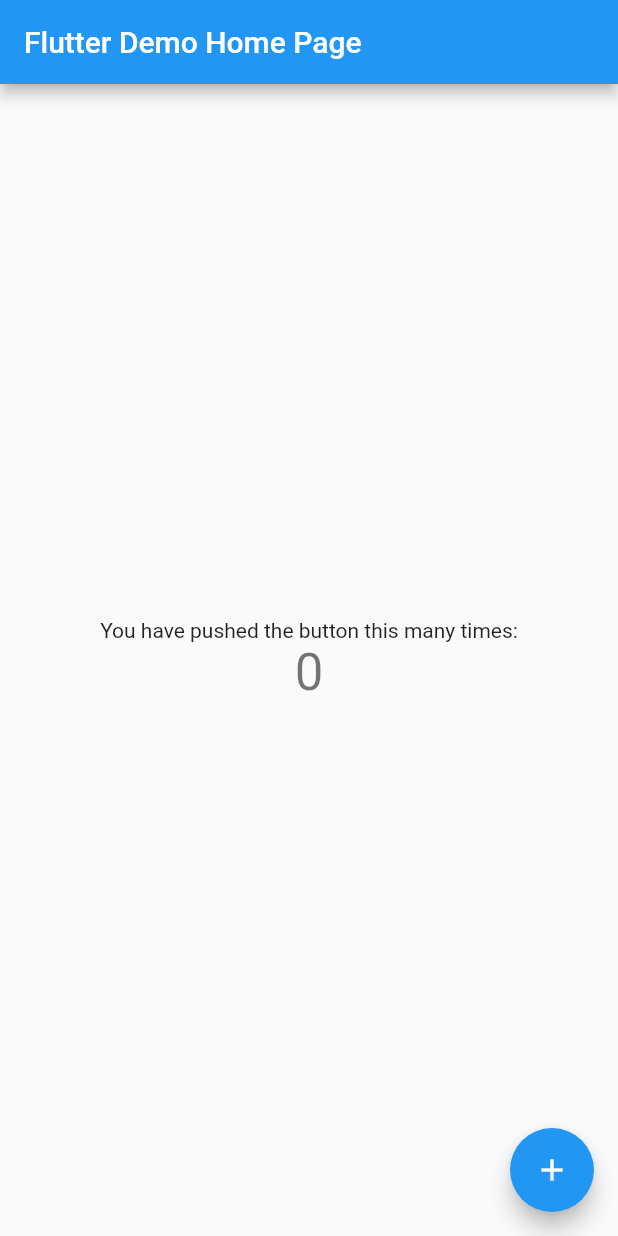
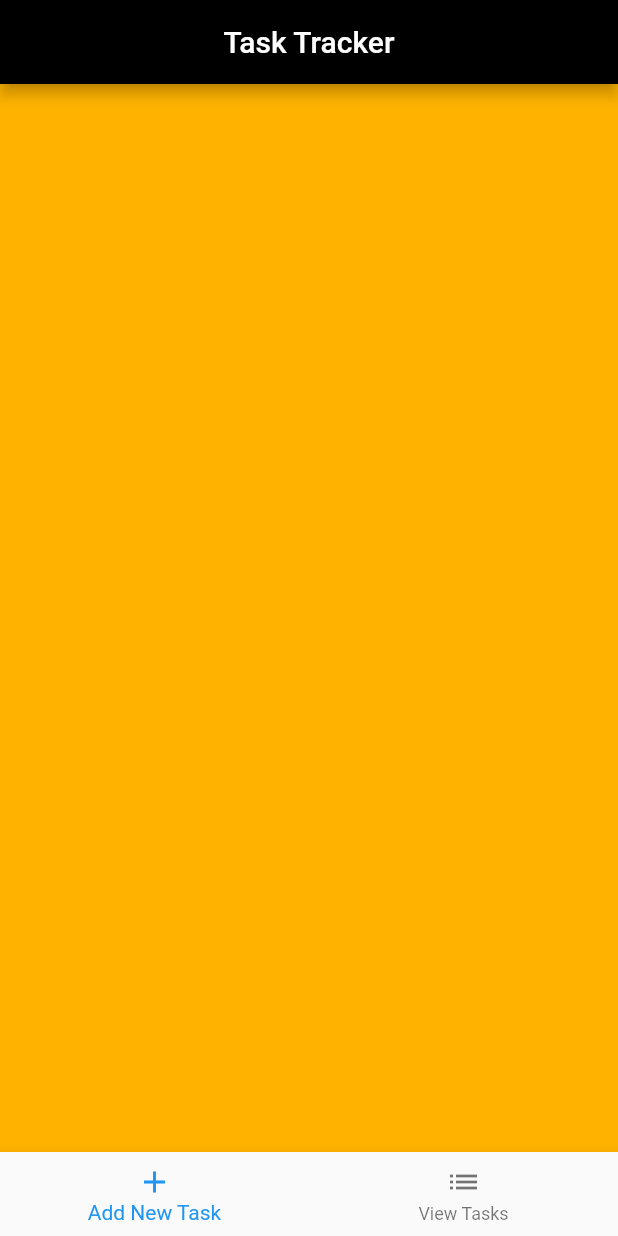
Before and after one commit to Rizavur/Task-Tracker-App, a Flutter app: the screen it shows after launch, on a phone screen of 412 x 824 dp. Run offline on Flutter 3.47's test engine with Material 2 defaults, Android fonts, the phone set to English and light mode, and no system bars.

```diff
--- a/task_tracker_app/lib/main.dart
+++ b/task_tracker_app/lib/main.dart
@@ -1,117 +1,15 @@
 import 'package:flutter/material.dart';
+import 'package:task_tracker_app/screens/wrapper.dart';
 
 void main() {
   runApp(MyApp());
 }
 
 class MyApp extends StatelessWidget {
-  // This widget is the root of your application.
   @override
   Widget build(BuildContext context) {
     return MaterialApp(
-      title: 'Flutter Demo',
-      theme: ThemeData(
-        // This is the theme of your application.
-        //
-        // Try running your application with "flutter run". You'll see the
-        // application has a blue toolbar. Then, without quitting the app, try
-        // changing the primarySwatch below to Colors.green and then invoke
-        // "hot reload" (press "r" in the console where you ran "flutter run",
-        // or simply save your changes to "hot reload" in a Flutter IDE).
-        // Notice that the counter didn't reset back to zero; the application
-        // is not restarted.
-        primarySwatch: Colors.blue,
-        // This makes the visual density adapt to the platform that you run
-        // the app on. For desktop platforms, the controls will be smaller and
-        // closer together (more dense) than on mobile platforms.
-        visualDensity: VisualDensity.adaptivePlatformDensity,
-      ),
-      home: MyHomePage(title: 'Flutter Demo Home Page'),
+      home: Wrapper(),
     );
   }
 }
-
-class MyHomePage extends StatefulWidget {
-  MyHomePage({Key key, this.title}) : super(key: key);
-
-  // This widget is the home page of your application. It is stateful, meaning
-  // that it has a State object (defined below) that contains fields that affect
-  // how it looks.
-
-  // This class is the configuration for the state. It holds the values (in this
-  // case the title) provided by the parent (in this case the App widget) and
-  // used by the build method of the State. Fields in a Widget subclass are
-  // always marked "final".
-
-  final String title;
-
-  @override
-  _MyHomePageState createState() => _MyHomePageState();
-}
-
-class _MyHomePageState extends State<MyHomePage> {
-  int _counter = 0;
-
-  void _incrementCounter() {
-    setState(() {
-      // This call to setState tells the Flutter framework that something has
-      // changed in this State, which causes it to rerun the build method below
-      // so that the display can reflect the updated values. If we changed
-      // _counter without calling setState(), then the build method would not be
-      // called again, and so nothing would appear to happen.
-      _counter++;
-    });
-  }
-
-  @override
-  Widget build(BuildContext context) {
-    // This method is rerun every time setState is called, for instance as done
-    // by the _incrementCounter method above.
-    //
-    // The Flutter framework has been optimized to make rerunning build methods
-    // fast, so that you can just rebuild anything that needs updating rather
-    // than having to individually change instances of widgets.
-    return Scaffold(
-      appBar: AppBar(
-        // Here we take the value from the MyHomePage object that was created by
-        // the App.build method, and use it to set our appbar title.
-        title: Text(widget.title),
-      ),
-      body: Center(
-        // Center is a layout widget. It takes a single child and positions it
-        // in the middle of the parent.
-        child: Column(
-          // Column is also a layout widget. It takes a list of children and
-          // arranges them vertically. By default, it sizes itself to fit its
-          // children horizontally, and tries to be as tall as its parent.
-          //
-          // Invoke "debug painting" (press "p" in the console, choose the
-          // "Toggle Debug Paint" action from the Flutter Inspector in Android
-          // Studio, or the "Toggle Debug Paint" command in Visual Studio Code)
-          // to see the wireframe for each widget.
-          //
-          // Column has various properties to control how it sizes itself and
-          // how it positions its children. Here we use mainAxisAlignment to
-          // center the children vertically; the main axis here is the vertical
-          // axis because Columns are vertical (the cross axis would be
-          // horizontal).
-          mainAxisAlignment: MainAxisAlignment.center,
-          children: <Widget>[
-            Text(
-              'You have pushed the button this many times:',
-            ),
-            Text(
-              '$_counter',
-              style: Theme.of(context).textTheme.headline4,
-            ),
-          ],
-        ),
-      ),
-      floatingActionButton: FloatingActionButton(
-        onPressed: _incrementCounter,
-        tooltip: 'Increment',
-        child: Icon(Icons.add),
-      ), // This trailing comma makes auto-formatting nicer for build methods.
-    );
-  }
-}
--- /dev/null
+++ b/task_tracker_app/lib/screens/add_new_task.dart
@@ -0,0 +1,15 @@
+import 'package:flutter/material.dart';
+
+class AddNewTask extends StatefulWidget {
+  @override
+  _AddNewTaskState createState() => _AddNewTaskState();
+}
+
+class _AddNewTaskState extends State<AddNewTask> {
+  @override
+  Widget build(BuildContext context) {
+    return Scaffold(
+      backgroundColor: Colors.amber[600],
+    );
+  }
+}
--- /dev/null
+++ b/task_tracker_app/lib/screens/home.dart
@@ -0,0 +1,49 @@
+import 'package:flutter/material.dart';
+import 'package:task_tracker_app/screens/add_new_task.dart';
+import 'package:task_tracker_app/screens/view_tasks.dart';
+
+class Home extends StatefulWidget {
+  @override
+  _HomeState createState() => _HomeState();
+}
+
+class _HomeState extends State<Home> {
+  int _currentIndex = 0;
+
+  @override
+  Widget build(BuildContext context) {
+    final List<Widget> _children = [
+      AddNewTask(),
+      ViewTasks()
+    ];
+
+    void _onTabTapped(int index) {
+      setState(() {
+        _currentIndex = index;
+      });
+    }
+
+    return Scaffold(
+      appBar: AppBar(
+        title: Text("Task Tracker"),
+        backgroundColor: Colors.black,
+        centerTitle: true,
+      ),
+      body: _children.elementAt(_currentIndex),
+      bottomNavigationBar: BottomNavigationBar(
+        currentIndex: _currentIndex,
+        onTap: _onTabTapped,
+        items: const <BottomNavigationBarItem>[
+          BottomNavigationBarItem(
+            icon: Icon(Icons.add),
+            label: 'Add New Task',
+          ),
+          BottomNavigationBarItem(
+            icon: Icon(Icons.list),
+            label: 'View Tasks',
+          ),
+        ],
+      ),
+    );
+  }
+}
--- /dev/null
+++ b/task_tracker_app/lib/screens/view_tasks.dart
@@ -0,0 +1,15 @@
+import 'package:flutter/material.dart';
+
+class ViewTasks extends StatefulWidget {
+  @override
+  _ViewTasksState createState() => _ViewTasksState();
+}
+
+class _ViewTasksState extends State<ViewTasks> {
+  @override
+  Widget build(BuildContext context) {
+    return Scaffold(
+      backgroundColor: Colors.blue[600],
+    );
+  }
+}
--- /dev/null
+++ b/task_tracker_app/lib/screens/wrapper.dart
@@ -0,0 +1,10 @@
+import 'package:flutter/material.dart';
+
+import 'home.dart';
+
+class Wrapper extends StatelessWidget {
+  @override
+  Widget build(BuildContext context) {
+    return Home();
+  }
+}
```
Also changed, not shown: 1 other file.
